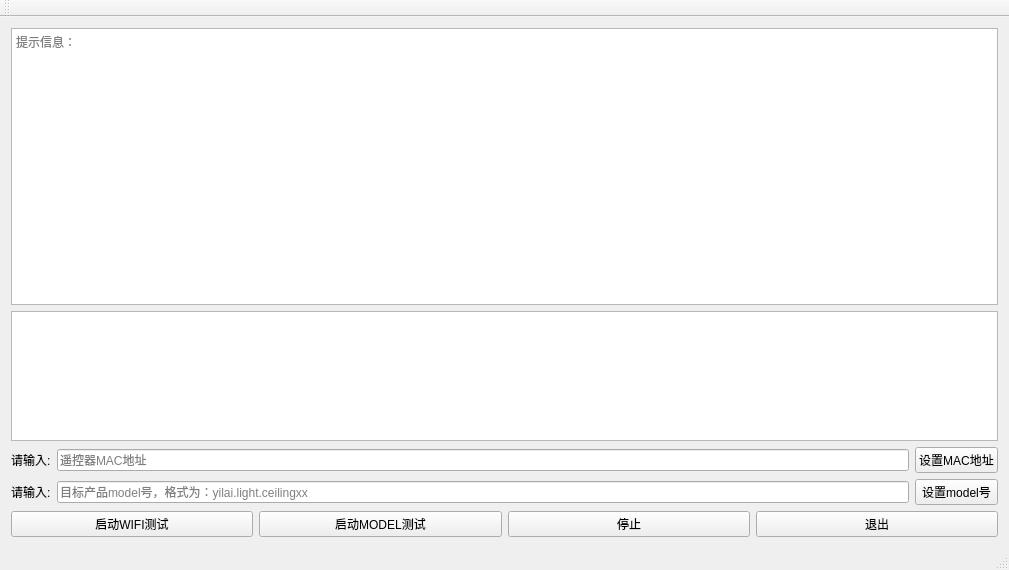
Qt form mainwindow.ui (liuwming/NoxClient-of-Rasp) before a commit.
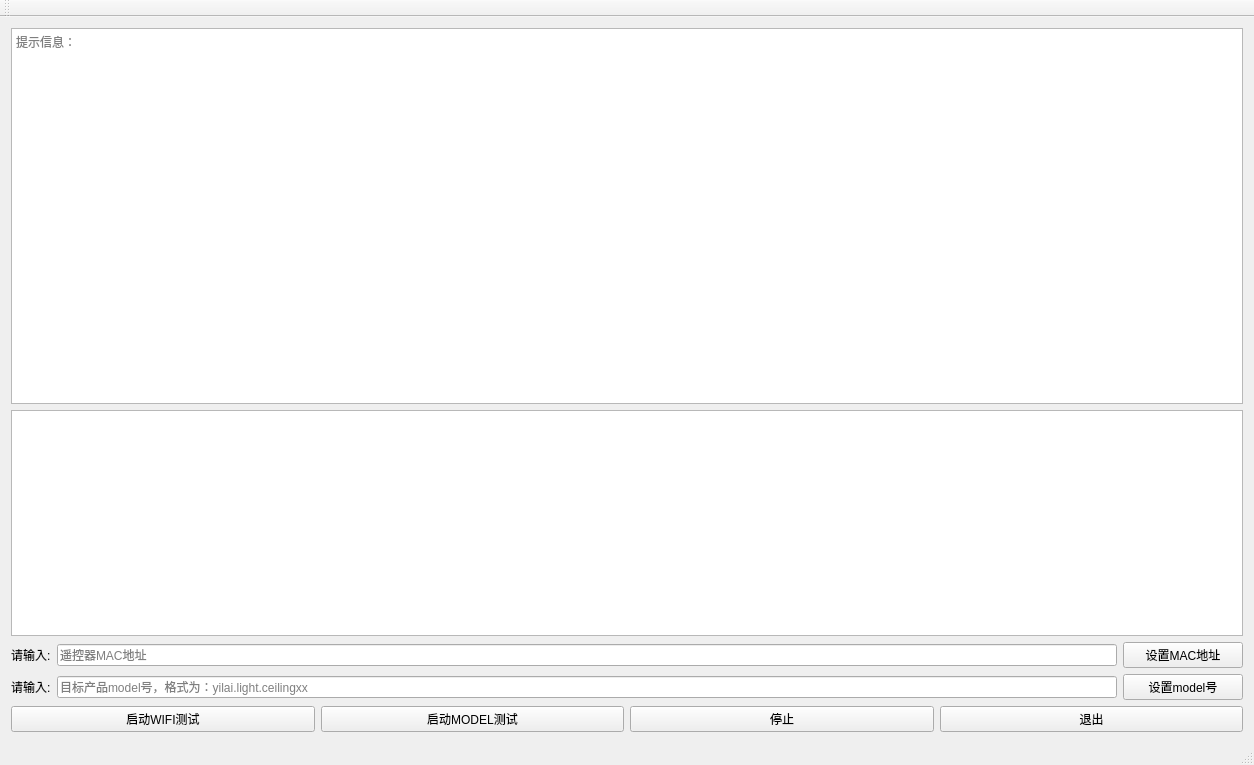
The same form after that commit.

Diff of the .ui file:
```diff
--- a/mainwindow.ui
+++ b/mainwindow.ui
@@ -6,8 +6,8 @@
    <rect>
     <x>0</x>
     <y>0</y>
-    <width>1009</width>
-    <height>570</height>
+    <width>1254</width>
+    <height>765</height>
    </rect>
   </property>
   <property name="windowTitle">
@@ -16,7 +16,10 @@
   <widget class="QWidget" name="centralWidget">
    <layout class="QGridLayout" name="gridLayout_2">
     <item row="0" column="0">
-     <layout class="QVBoxLayout" name="verticalLayout" stretch="6,0">
+     <layout class="QVBoxLayout" name="verticalLayout" stretch="5,3">
+      <property name="sizeConstraint">
+       <enum>QLayout::SetFixedSize</enum>
+      </property>
       <item>
        <widget class="QTextEdit" name="textEdit">
         <property name="placeholderText">
@@ -26,10 +29,16 @@
       </item>
       <item>
        <widget class="QTableWidget" name="tableWidget">
+        <property name="minimumSize">
+         <size>
+          <width>0</width>
+          <height>120</height>
+         </size>
+        </property>
         <property name="maximumSize">
          <size>
           <width>16777215</width>
-          <height>130</height>
+          <height>1666666</height>
          </size>
         </property>
        </widget>
@@ -81,6 +90,12 @@
       </item>
       <item row="1" column="2">
        <widget class="QPushButton" name="pushButtonModel">
+        <property name="minimumSize">
+         <size>
+          <width>120</width>
+          <height>0</height>
+         </size>
+        </property>
         <property name="text">
          <string>设置model号</string>
         </property>
```
Left out of the diff: 2 changed lines with no effect on the pictures.
